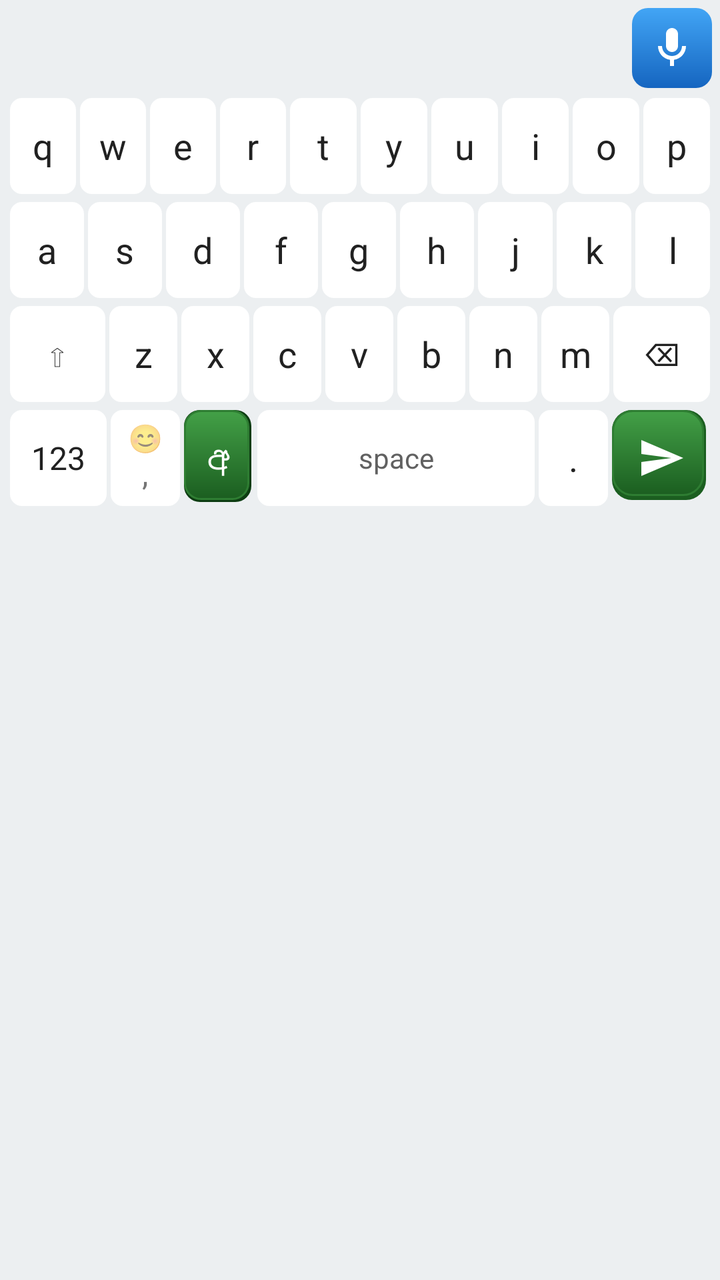
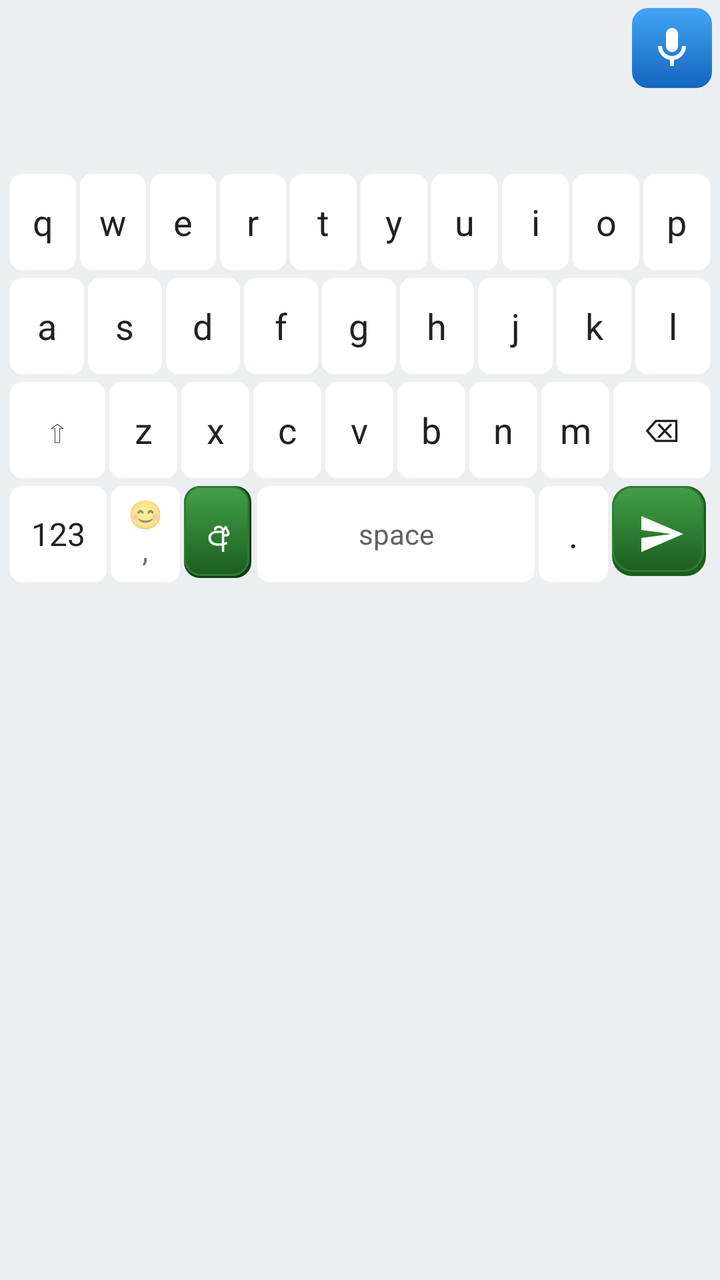

An Android layout rendered at two revisions. The XML below is the earlier revision; the diff shows what the commit changed to produce the second picture.
<!-- AndroidManifest.xml: application theme Theme.SinhalaKeyboard -->
<!-- res/layout/keyboard_view.xml -->
<?xml version="1.0" encoding="utf-8"?>
<LinearLayout xmlns:android="http://schemas.android.com/apk/res/android"
    android:id="@+id/keyboardRoot"
    android:layout_width="match_parent"
    android:layout_height="wrap_content"
    android:background="#ECEFF1"
    android:orientation="vertical"
    android:padding="4dp">

    <LinearLayout
        android:id="@+id/topBarRow"
        android:layout_width="match_parent"
        android:layout_height="40dp"
        android:gravity="center_vertical"
        android:orientation="horizontal">

        <ImageView
            android:id="@+id/btnToolbarExpand"
            android:layout_width="40dp"
            android:layout_height="40dp"
            android:layout_marginEnd="4dp"
            android:background="@drawable/toolbar_btn_expand"
            android:clickable="true"
            android:contentDescription="@string/show_toolbar"
            android:focusable="true"
            android:padding="8dp"
            android:scaleType="centerInside"
            android:src="@drawable/ic_toolbar_expand"
            android:visibility="gone" />

        <LinearLayout
            android:id="@+id/toolbarRow"
            android:layout_width="0dp"
            android:layout_height="match_parent"
            android:layout_weight="1"
            android:gravity="center_vertical"
            android:orientation="horizontal">

            <TextView
                android:id="@+id/btnToEnglish"
                style="@style/ToolbarButton"
                android:background="@drawable/toolbar_btn_translate"
                android:text="@string/key_to_english"
                android:textColor="#FFFFFF"
                android:visibility="gone" />

            <TextView
                android:id="@+id/btnFix"
                style="@style/ToolbarButton"
                android:background="@drawable/toolbar_btn_fix"
                android:text="@string/key_fix"
                android:textColor="#FFFFFF"
                android:visibility="gone" />

            <TextView
                android:id="@+id/btnTonePro"
                style="@style/ToolbarButton"
                android:background="@drawable/toolbar_btn_tone_on"
                android:text="@string/tone_professional"
                android:textColor="#FFFFFF"
                android:visibility="gone" />

            <TextView
                android:id="@+id/btnToneFriendly"
                style="@style/ToolbarButton"
                android:background="@drawable/toolbar_btn_tone_off"
                android:text="@string/tone_friendly"
                android:textColor="#CFD8DC"
                android:visibility="gone" />
        </LinearLayout>

        <HorizontalScrollView
            android:id="@+id/suggestionScroll"
            android:layout_width="0dp"
            android:layout_height="match_parent"
            android:layout_weight="1"
            android:scrollbars="none"
            android:visibility="gone">

            <LinearLayout
                android:id="@+id/suggestionRow"
                android:layout_width="wrap_content"
                android:layout_height="match_parent"
                android:gravity="center_vertical"
                android:orientation="horizontal"
                android:paddingHorizontal="2dp" />
        </HorizontalScrollView>

        <ProgressBar
            android:id="@+id/progress"
            android:layout_width="24dp"
            android:layout_height="24dp"
            android:layout_marginEnd="4dp"
            android:visibility="gone" />

        <ImageView
            android:id="@+id/btnMic"
            android:layout_width="40dp"
            android:layout_height="40dp"
            android:background="@drawable/toolbar_btn_mic"
            android:clickable="true"
            android:contentDescription="@string/key_mic"
            android:focusable="true"
            android:padding="8dp"
            android:scaleType="centerInside"
            android:src="@drawable/ic_mic" />
    </LinearLayout>

    <HorizontalScrollView
        android:id="@+id/recentEmojiScroll"
        android:layout_width="match_parent"
        android:layout_height="36dp"
        android:layout_marginTop="2dp"
        android:scrollbars="none"
        android:visibility="gone">

        <LinearLayout
            android:id="@+id/recentEmojiRow"
            android:layout_width="wrap_content"
            android:layout_height="match_parent"
            android:gravity="center_vertical"
            android:orientation="horizontal"
            android:paddingHorizontal="4dp" />
    </HorizontalScrollView>

    <include
        android:id="@+id/emojiPanel"
        layout="@layout/emoji_panel" />

    <LinearLayout
        android:id="@+id/keyboardKeysPanel"
        android:layout_width="match_parent"
        android:layout_height="wrap_content"
        android:layout_marginTop="4dp"
        android:orientation="vertical">

        <LinearLayout style="@style/KeyboardRow">
            <TextView android:id="@+id/keyQ" style="@style/KeyText" android:text="q" />
            <TextView android:id="@+id/keyW" style="@style/KeyText" android:text="w" />
            <TextView android:id="@+id/keyE" style="@style/KeyText" android:text="e" />
            <TextView android:id="@+id/keyR" style="@style/KeyText" android:text="r" />
            <TextView android:id="@+id/keyT" style="@style/KeyText" android:text="t" />
            <TextView android:id="@+id/keyY" style="@style/KeyText" android:text="y" />
            <TextView android:id="@+id/keyU" style="@style/KeyText" android:text="u" />
            <TextView android:id="@+id/keyI" style="@style/KeyText" android:text="i" />
            <TextView android:id="@+id/keyO" style="@style/KeyText" android:text="o" />
            <TextView android:id="@+id/keyP" style="@style/KeyText" android:text="p" />
        </LinearLayout>

        <LinearLayout style="@style/KeyboardRow">
            <TextView android:id="@+id/keyA" style="@style/KeyText" android:text="a" />
            <TextView android:id="@+id/keyS" style="@style/KeyText" android:text="s" />
            <TextView android:id="@+id/keyD" style="@style/KeyText" android:text="d" />
            <TextView android:id="@+id/keyF" style="@style/KeyText" android:text="f" />
            <TextView android:id="@+id/keyG" style="@style/KeyText" android:text="g" />
            <TextView android:id="@+id/keyH" style="@style/KeyText" android:text="h" />
            <TextView android:id="@+id/keyJ" style="@style/KeyText" android:text="j" />
            <TextView android:id="@+id/keyK" style="@style/KeyText" android:text="k" />
            <TextView android:id="@+id/keyL" style="@style/KeyText" android:text="l" />
        </LinearLayout>

        <LinearLayout style="@style/KeyboardRow">
            <TextView android:id="@+id/keyShift" style="@style/KeyTextWide" android:text="⇧" />
            <TextView android:id="@+id/keyZ" style="@style/KeyText" android:text="z" />
            <TextView android:id="@+id/keyX" style="@style/KeyText" android:text="x" />
            <TextView android:id="@+id/keyC" style="@style/KeyText" android:text="c" />
            <TextView android:id="@+id/keyV" style="@style/KeyText" android:text="v" />
            <TextView android:id="@+id/keyB" style="@style/KeyText" android:text="b" />
            <TextView android:id="@+id/keyN" style="@style/KeyText" android:text="n" />
            <TextView android:id="@+id/keyM" style="@style/KeyText" android:text="m" />
            <TextView android:id="@+id/keyBackspace" style="@style/KeyTextWide" android:text="⌫" />
        </LinearLayout>

        <LinearLayout style="@style/KeyboardRow">
            <TextView android:id="@+id/keyNumbers" style="@style/KeyTextWide" android:text="123" />
            <include layout="@layout/key_emoji_comma" />
            <TextView
                android:id="@+id/keyLangBottom"
                style="@style/KeyTextLang"
                android:text="@string/mode_sinhala_key" />
            <TextView android:id="@+id/keySpace" style="@style/KeyTextSpace" android:text="space" />
            <TextView android:id="@+id/keyPeriod" style="@style/KeyText" android:text="." />
            <TextView
                android:id="@+id/keyBackspaceBottom"
                style="@style/KeyTextWide"
                android:contentDescription="@string/key_backspace"
                android:text="⌫"
                android:visibility="gone" />
            <ImageView
                android:id="@+id/keyEnter"
                style="@style/KeyTextSend"
                android:contentDescription="@string/key_send"
                android:scaleType="centerInside"
                android:src="@drawable/ic_send_arrow" />
        </LinearLayout>
    </LinearLayout>
</LinearLayout>
<!-- res/layout/emoji_panel.xml (included above) -->
<?xml version="1.0" encoding="utf-8"?>
<LinearLayout xmlns:android="http://schemas.android.com/apk/res/android"
    android:id="@+id/emojiPanel"
    android:layout_width="match_parent"
    android:layout_height="wrap_content"
    android:orientation="vertical"
    android:paddingBottom="4dp"
    android:visibility="gone">

    <HorizontalScrollView
        android:layout_width="match_parent"
        android:layout_height="wrap_content"
        android:scrollbars="none">

        <LinearLayout
            android:id="@+id/emojiCategoryBar"
            android:layout_width="wrap_content"
            android:layout_height="wrap_content"
            android:gravity="center_vertical"
            android:orientation="horizontal"
            android:paddingHorizontal="4dp"
            android:paddingVertical="4dp" />
    </HorizontalScrollView>

    <ScrollView
        android:layout_width="match_parent"
        android:layout_height="200dp"
        android:scrollbars="none">

        <GridLayout
            android:id="@+id/emojiGrid"
            android:layout_width="match_parent"
            android:layout_height="wrap_content"
            android:alignmentMode="alignBounds"
            android:columnCount="8"
            android:paddingHorizontal="2dp" />
    </ScrollView>
</LinearLayout>
<!-- res/layout/key_emoji_comma.xml (included above) -->
<?xml version="1.0" encoding="utf-8"?>
<LinearLayout xmlns:android="http://schemas.android.com/apk/res/android"
    android:id="@+id/keyComma"
    style="@style/KeyText"
    android:gravity="center"
    android:orientation="vertical">

    <TextView
        android:id="@+id/keyCommaEmoji"
        android:layout_width="wrap_content"
        android:layout_height="wrap_content"
        android:includeFontPadding="false"
        android:text="😊"
        android:textSize="14sp" />

    <TextView
        android:id="@+id/keyCommaSymbol"
        android:layout_width="wrap_content"
        android:layout_height="wrap_content"
        android:includeFontPadding="false"
        android:text=","
        android:textSize="16sp" />
</LinearLayout>
<!-- resources referenced by this layout -->
<resources>
  <!-- drawable ic_send_arrow (drawable) -->
  <?xml version="1.0" encoding="utf-8"?>
  <vector xmlns:android="http://schemas.android.com/apk/res/android"
      android:width="24dp"
      android:height="24dp"
      android:viewportWidth="24"
      android:viewportHeight="24">
      <path
          android:fillColor="#FFFFFF"
          android:pathData="M2.01,21L23,12 2.01,3 2,10l15,2 -15,2z" />
  </vector>
  <!-- drawable ic_toolbar_expand (drawable) -->
  <?xml version="1.0" encoding="utf-8"?>
  <vector xmlns:android="http://schemas.android.com/apk/res/android"
      android:width="24dp"
      android:height="24dp"
      android:viewportWidth="24"
      android:viewportHeight="24">
      <path
          android:fillColor="#FFFFFF"
          android:pathData="M15.41,7.41L14,6l-6,6 6,6 1.41,-1.41L10.83,12z" />
  </vector>
  <!-- drawable toolbar_btn_expand (drawable) -->
  <?xml version="1.0" encoding="utf-8"?>
  <ripple xmlns:android="http://schemas.android.com/apk/res/android"
      android:color="#33FFFFFF">
      <item>
          <shape android:shape="rectangle">
              <solid android:color="#546E7A" />
              <corners android:radius="8dp" />
          </shape>
      </item>
  </ripple>
  <!-- drawable toolbar_btn_fix (drawable) -->
  <?xml version="1.0" encoding="utf-8"?>
  <shape xmlns:android="http://schemas.android.com/apk/res/android"
      android:shape="rectangle">
      <gradient
          android:angle="270"
          android:endColor="#E65100"
          android:startColor="#FFB74D" />
      <corners android:radius="8dp" />
  </shape>
  <!-- drawable toolbar_btn_mic (drawable) -->
  <?xml version="1.0" encoding="utf-8"?>
  <shape xmlns:android="http://schemas.android.com/apk/res/android"
      android:shape="rectangle">
      <gradient
          android:angle="270"
          android:endColor="#1565C0"
          android:startColor="#42A5F5" />
      <corners android:radius="8dp" />
  </shape>
  <!-- drawable toolbar_btn_tone_off (drawable) -->
  <?xml version="1.0" encoding="utf-8"?>
  <shape xmlns:android="http://schemas.android.com/apk/res/android"
      android:shape="rectangle">
      <solid android:color="#37474F" />
      <stroke
          android:width="1dp"
          android:color="#78909C" />
      <corners android:radius="8dp" />
  </shape>
  <!-- drawable toolbar_btn_tone_on (drawable) -->
  <?xml version="1.0" encoding="utf-8"?>
  <shape xmlns:android="http://schemas.android.com/apk/res/android"
      android:shape="rectangle">
      <gradient
          android:angle="270"
          android:endColor="#1B5E20"
          android:startColor="#43A047" />
      <corners android:radius="8dp" />
  </shape>
  <string name="key_backspace">Backspace</string>
  <string name="key_fix">Fix</string>
  <string name="key_mic">Microphone</string>
  <string name="key_send">Send</string>
  <string name="key_to_english">→EN</string>
  <string name="mode_sinhala_key">අ</string>
  <string name="show_toolbar">Show keyboard tools</string>
  <string name="tone_friendly">Friendly</string>
  <string name="tone_professional">Pro</string>
  <style name="KeyboardRow">
          <item name="android:layout_width">match_parent</item>
          <item name="android:layout_height">wrap_content</item>
          <item name="android:orientation">horizontal</item>
          <item name="android:gravity">center_vertical</item>
          <item name="android:layout_marginBottom">2dp</item>
      </style>
  <style name="Theme.SinhalaKeyboard" parent="Theme.MaterialComponents.DayNight.DarkActionBar" />
  <!-- drawable key_bg (drawable) -->
  <?xml version="1.0" encoding="utf-8"?>
  <ripple xmlns:android="http://schemas.android.com/apk/res/android"
      android:color="#B0BEC5">
      <item>
          <shape android:shape="rectangle">
              <solid android:color="#FFFFFF" />
              <corners android:radius="6dp" />
          </shape>
      </item>
  </ripple>
  <!-- unchanged entries left out for length: 10 -->
</resources>

<!-- the commit's change to res/layout/keyboard_view.xml (unified diff, before → after) -->
@@ -112,7 +112,7 @@
         android:layout_height="36dp"
         android:layout_marginTop="2dp"
         android:scrollbars="none"
-        android:visibility="gone">
+        android:visibility="visible">
 
         <LinearLayout
             android:id="@+id/recentEmojiRow"
